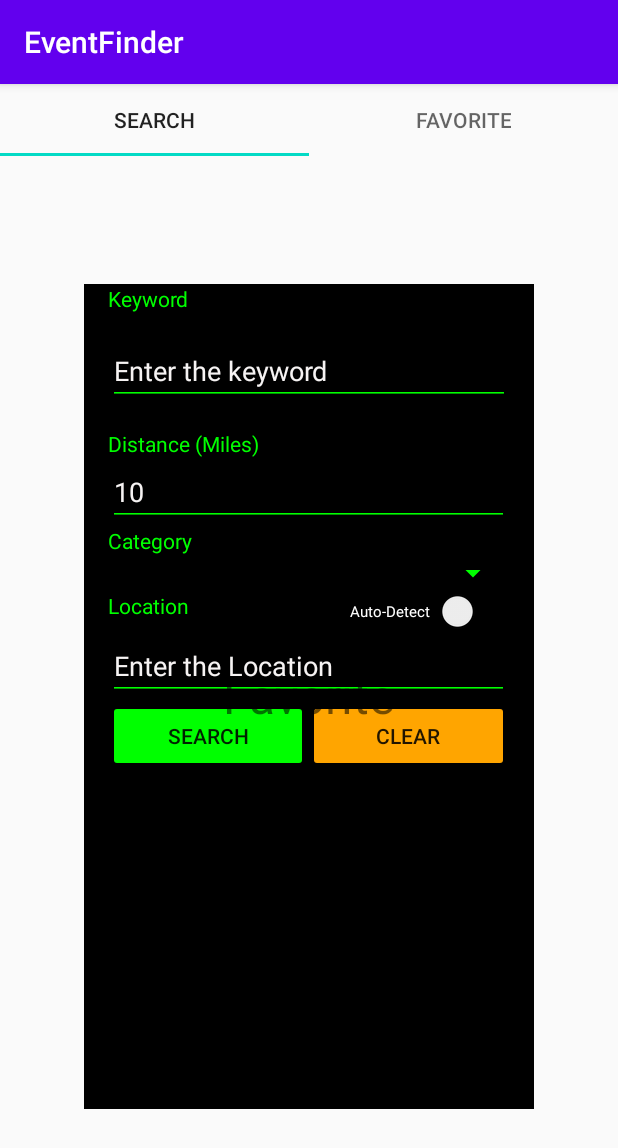
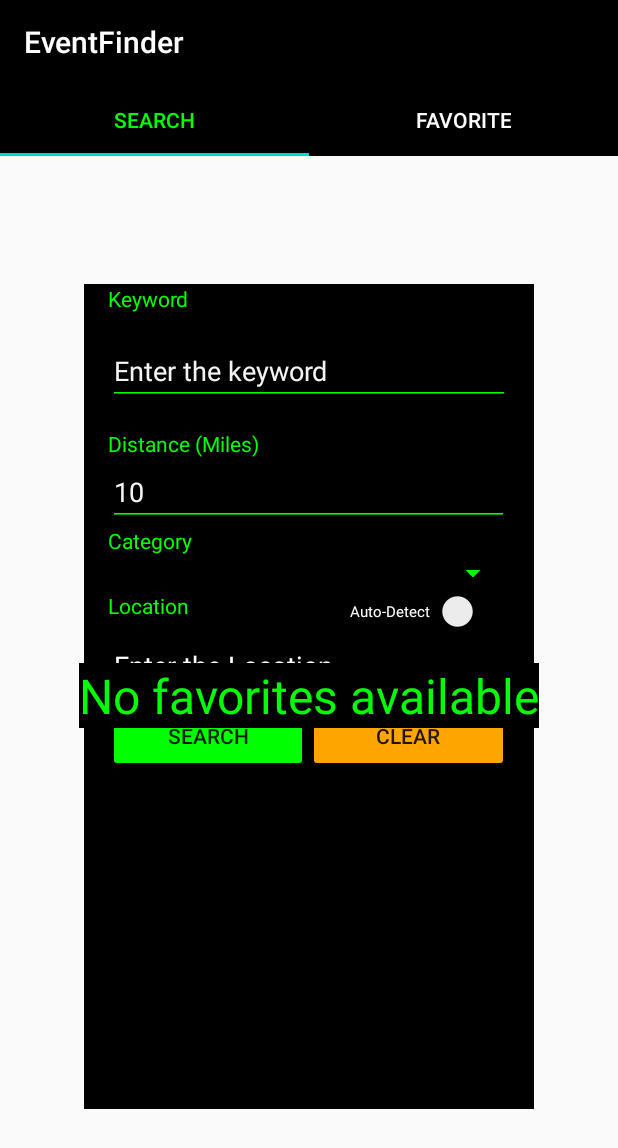
Before and after one commit to songruwa/TicketMasterApp, an Android app: the fragment Favorite placed in its activity, on a phone screen of 412 x 824 dp. Shown: the top 1148 px of the screen. Run offline under Robolectric (Android 15) with nearby library versions, the phone set to English and light mode, and no system bars; our stand-ins replace Volley, navigation-ui; network calls fail.

Commit message:
Almost finished. Done with all design part. Give up on favorite part

```diff
--- a/app/src/main/java/com/example/myapplication/MainActivity.java
+++ b/app/src/main/java/com/example/myapplication/MainActivity.java
@@ -31,6 +31,7 @@ public class MainActivity extends AppCompatActivity implements selectListener{
         super.onCreate(savedInstanceState);
         setTheme(R.style.AppTheme);
         setContentView(R.layout.activity_main);
+        setTitle(R.string.app_name);
 
         tabLayout = findViewById(R.id.tab_layout);
         viewPager2 = findViewById(R.id.view_pager);
--- a/app/src/main/res/drawable/error_image.xml
+++ b/app/src/main/res/drawable/error_image.xml
@@ -1,5 +1,6 @@
 <vector android:height="24dp" android:tint="#000000"
     android:viewportHeight="24" android:viewportWidth="24"
     android:width="24dp" xmlns:android="http://schemas.android.com/apk/res/android">
-    <path android:fillColor="@android:color/white" android:pathData="M12,2C6.48,2 2,6.48 2,12s4.48,10 10,10 10,-4.48 10,-10S17.52,2 12,2zM13,17h-2v-2h2v2zM13,13h-2L11,7h2v6z"/>
+    <path android:fillColor="@android:color/white"
+        android:pathData="M12,2C6.48,2 2,6.48 2,12s4.48,10 10,10 10,-4.48 10,-10S17.52,2 12,2zM13,17h-2v-2h2v2zM13,13h-2L11,7h2v6z"/>
 </vector>
--- /dev/null
+++ b/app/src/main/res/drawable/tab_color_selector.xml
@@ -0,0 +1,5 @@
+<?xml version="1.0" encoding="utf-8"?>
+<selector xmlns:android="http://schemas.android.com/apk/res/android">
+    <item android:drawable="@color/green" android:state_selected="true"/>
+    <item android:drawable="@color/white"/>
+</selector>
--- a/app/src/main/res/layout/activity_details_of_event.xml
+++ b/app/src/main/res/layout/activity_details_of_event.xml
@@ -14,7 +14,10 @@
         android:layout_width="match_parent"
         android:layout_height="wrap_content"
         tools:layout_editor_absoluteX="1dp"
-        tools:layout_editor_absoluteY="36dp">
+        tools:layout_editor_absoluteY="36dp"
+        app:tabTextColor="@color/white"
+        app:tabSelectedTextColor="@color/green"
+        android:background="@color/black">
 
         <com.google.android.material.tabs.TabItem
             android:id="@+id/tab_item_detail"
--- a/app/src/main/res/layout/activity_main.xml
+++ b/app/src/main/res/layout/activity_main.xml
@@ -11,7 +11,10 @@
         android:id="@+id/tab_layout"
         android:layout_width="match_parent"
         android:layout_height="wrap_content"
-        android:contentDescription="@string/tab_view">
+        android:contentDescription="@string/tab_view"
+        app:tabBackground="@color/black"
+        app:tabTextColor="@color/white"
+        app:tabSelectedTextColor="@color/green">
 
         <com.google.android.material.tabs.TabItem
             android:id="@+id/tab_item_search"
--- a/app/src/main/res/layout/artist_item.xml
+++ b/app/src/main/res/layout/artist_item.xml
@@ -5,7 +5,11 @@
     android:layout_height="wrap_content"
     android:orientation="vertical"
     android:padding="8dp"
-    android:background="#000000">
+    android:background="#000000"
+    android:layout_marginBottom="15dp"
+    android:layout_marginTop="15dp"
+    android:layout_marginLeft="10dp"
+    android:layout_marginRight="10dp">
 
 
     <LinearLayout
--- a/app/src/main/res/layout/fragment_details_card.xml
+++ b/app/src/main/res/layout/fragment_details_card.xml
@@ -28,6 +28,7 @@
             app:layout_constraintTop_toTopOf="parent"
             app:orientation="horizontal"
             app:rowCount="8"
+            android:layout_gravity="center"
             tools:context=".fragments.details_card">
 
             <TextView
--- a/app/src/main/res/layout/fragment_favorite.xml
+++ b/app/src/main/res/layout/fragment_favorite.xml
@@ -9,8 +9,10 @@
     <TextView
         android:layout_width="wrap_content"
         android:layout_height="wrap_content"
-        android:text="@string/favorite_label"
+        android:text="@string/noFavorite"
         android:layout_gravity="center"
-        android:textSize="32dp"/>
+        android:textSize="32dp"
+        android:textColor="@color/green"
+        android:background="@color/black"/>
 
 </FrameLayout>
--- a/app/src/main/res/layout/fragment_search.xml
+++ b/app/src/main/res/layout/fragment_search.xml
@@ -104,8 +104,8 @@
             android:backgroundTint="#00FF00"
             android:ems="10"
             android:inputType="text"
-            android:text="Enter the Location"
-            android:textColor="#F6F3F3" />
+            android:hint="@string/enter_location"
+            android:textColorHint="@color/white"/>
 
         <LinearLayout
             android:layout_width="267dp"
--- a/app/src/main/res/values/strings.xml
+++ b/app/src/main/res/values/strings.xml
@@ -13,5 +13,7 @@
     <string name="detail_view">DETAILS</string>
     <string name="artist_view">ARTIST(S)</string>
     <string name="venue_view">VENUE</string>
+    <string name="enter_location">Enter the Location</string>
+    <string name="noFavorite">No favorites available</string>
 
 </resources>
--- a/app/src/main/res/values/styles.xml
+++ b/app/src/main/res/values/styles.xml
@@ -3,7 +3,7 @@
     <!-- Base application theme. -->
     <style name="AppTheme" parent="Theme.AppCompat.Light.DarkActionBar">
         <!-- Customize your theme here. -->
-        <item name="colorPrimary">@color/colorPrimary</item>
+        <item name="colorPrimary">@color/black</item>
         <item name="colorPrimaryDark">@color/colorPrimaryDark</item>
         <item name="colorAccent">@color/colorAccent</item>
     </style>
@@ -14,4 +14,7 @@
         <item name="android:windowNoTitle">true</item>
         <item name="android:windowFullscreen">true</item>
     </style>
+
+
+
 </resources>
--- a/app/src/main/res/values/themes.xml
+++ b/app/src/main/res/values/themes.xml
@@ -2,7 +2,7 @@
     <!-- Base application theme. -->
     <style name="Theme.MyApplication" parent="Theme.MaterialComponents.DayNight.DarkActionBar">
         <!-- Primary brand color. -->
-        <item name="colorPrimary">@color/purple_500</item>
+        <item name="colorPrimary">@color/black</item>
         <item name="colorPrimaryVariant">@color/purple_700</item>
         <item name="colorOnPrimary">@color/white</item>
         <!-- Secondary brand color. -->
```
Also changed, not shown: app/src/main/java/com/example/myapplication/fragments/Search.java (+34 -0 lines).
